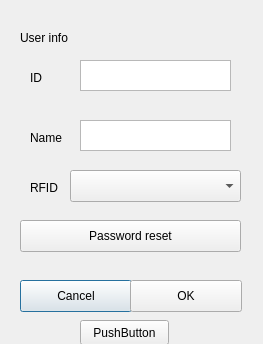
Qt form GUI/adminUserinfoDetail.ui (addinedu-ros-8th/iot-repo-6) before a commit.
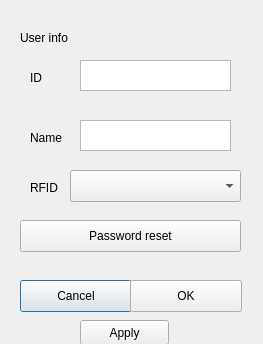
The same form after that commit.

```diff
--- a/GUI/adminUserinfoDetail.ui
+++ b/GUI/adminUserinfoDetail.ui
@@ -144,7 +144,7 @@
     </rect>
    </property>
    <property name="text">
-    <string>PushButton</string>
+    <string>Apply</string>
    </property>
   </widget>
  </widget>
```
